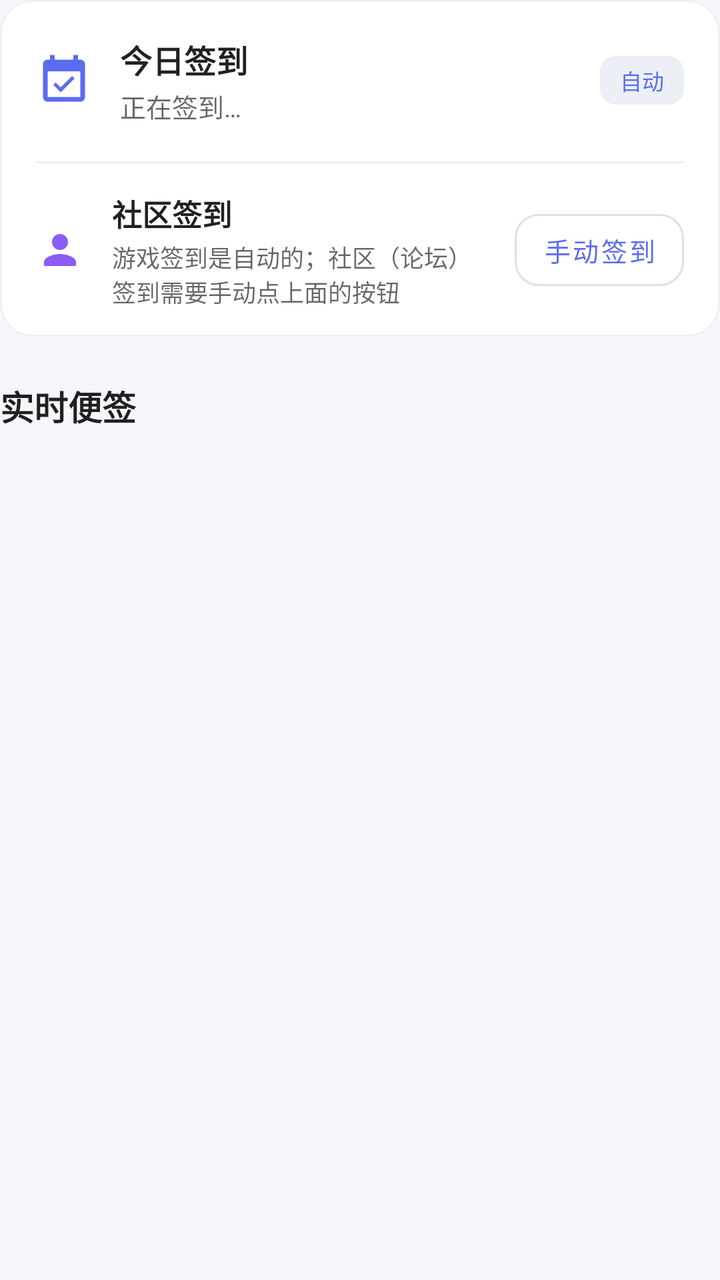
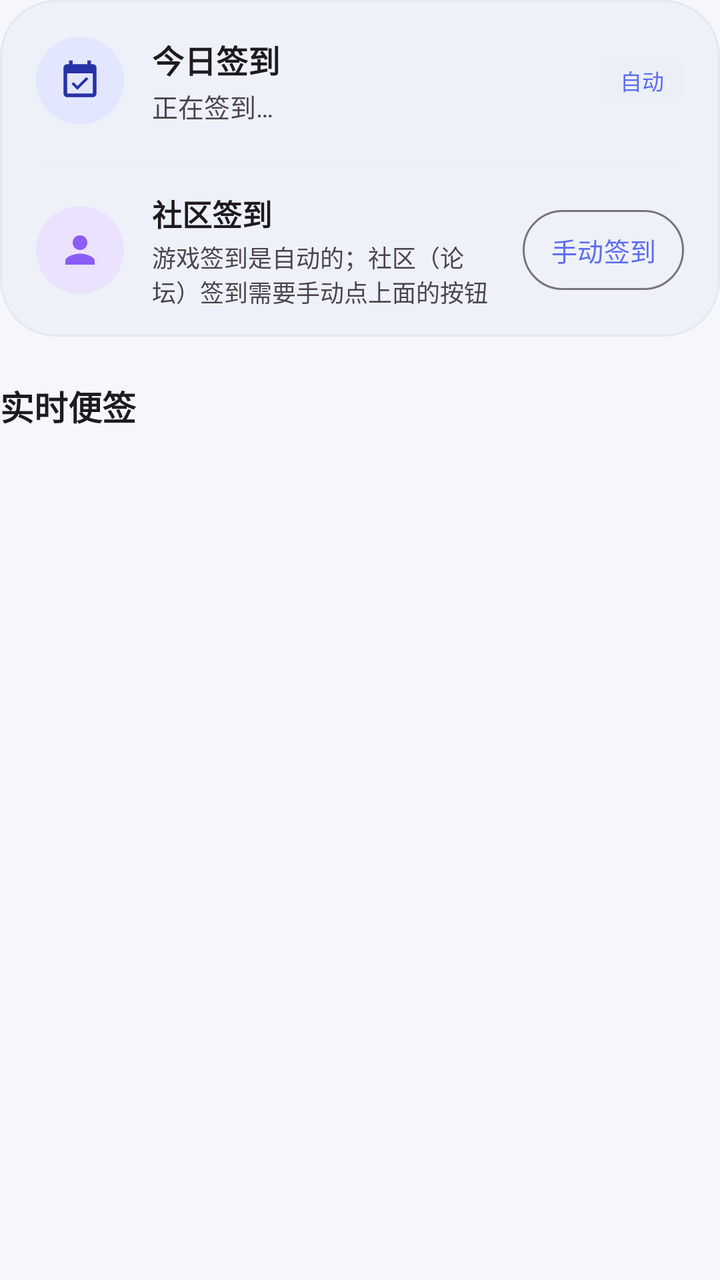

An Android layout rendered at two revisions. The XML below is the earlier revision; the diff shows what the commit changed to produce the second picture.
<!-- AndroidManifest.xml: application theme Theme.TravelerNote -->
<!-- res/layout/item_header.xml -->
<?xml version="1.0" encoding="utf-8"?>
<LinearLayout xmlns:android="http://schemas.android.com/apk/res/android"
    xmlns:app="http://schemas.android.com/apk/res-auto"
    android:layout_width="match_parent"
    android:layout_height="wrap_content"
    android:orientation="vertical">

    <com.google.android.material.card.MaterialCardView
        android:layout_width="match_parent"
        android:layout_height="wrap_content"
        app:cardBackgroundColor="?attr/colorSurface"
        app:cardCornerRadius="16dp"
        app:cardElevation="0dp"
        app:strokeColor="@color/divider"
        app:strokeWidth="1dp">

        <LinearLayout
            android:layout_width="match_parent"
            android:layout_height="wrap_content"
            android:orientation="vertical">

            
            <LinearLayout
                android:layout_width="match_parent"
                android:layout_height="wrap_content"
                android:gravity="center_vertical"
                android:orientation="horizontal"
                android:paddingStart="18dp"
                android:paddingEnd="18dp"
                android:paddingTop="18dp"
                android:paddingBottom="18dp">

                <ImageView
                    android:id="@+id/signIcon"
                    android:layout_width="28dp"
                    android:layout_height="28dp"
                    android:contentDescription="@string/sign_title"
                    android:src="@drawable/ic_sign"
                    app:tint="?attr/colorPrimary" />

                <LinearLayout
                    android:layout_width="0dp"
                    android:layout_height="wrap_content"
                    android:layout_marginStart="14dp"
                    android:layout_weight="1"
                    android:orientation="vertical">

                    <TextView
                        android:layout_width="wrap_content"
                        android:layout_height="wrap_content"
                        android:text="@string/sign_title"
                        android:textColor="?android:attr/textColorPrimary"
                        android:textSize="16sp"
                        android:textStyle="bold" />

                    <TextView
                        android:id="@+id/signStatus"
                        android:layout_width="wrap_content"
                        android:layout_height="wrap_content"
                        android:layout_marginTop="2dp"
                        android:text="@string/sign_waiting"
                        android:textColor="?android:attr/textColorSecondary"
                        android:textSize="13sp" />
                </LinearLayout>

                <TextView
                    android:layout_width="wrap_content"
                    android:layout_height="wrap_content"
                    android:background="@drawable/pill_bg"
                    android:paddingStart="10dp"
                    android:paddingTop="4dp"
                    android:paddingEnd="10dp"
                    android:paddingBottom="4dp"
                    android:text="@string/sign_auto_badge"
                    android:textColor="?attr/colorPrimary"
                    android:textSize="11sp" />
            </LinearLayout>

            <View
                android:layout_width="match_parent"
                android:layout_height="1dp"
                android:layout_marginStart="18dp"
                android:layout_marginEnd="18dp"
                android:background="@color/divider" />

            
            <LinearLayout
                android:layout_width="match_parent"
                android:layout_height="wrap_content"
                android:gravity="center_vertical"
                android:orientation="horizontal"
                android:paddingStart="18dp"
                android:paddingEnd="18dp"
                android:paddingTop="14dp"
                android:paddingBottom="14dp">

                <ImageView
                    android:layout_width="24dp"
                    android:layout_height="24dp"
                    android:contentDescription="@null"
                    android:src="@drawable/ic_characters"
                    app:tint="@color/expedition" />

                <LinearLayout
                    android:layout_width="0dp"
                    android:layout_height="wrap_content"
                    android:layout_marginStart="14dp"
                    android:layout_weight="1"
                    android:orientation="vertical">

                    <TextView
                        android:layout_width="wrap_content"
                        android:layout_height="wrap_content"
                        android:text="@string/community_sign"
                        android:textColor="?android:attr/textColorPrimary"
                        android:textSize="15sp"
                        android:textStyle="bold" />

                    <TextView
                        android:id="@+id/communityStatus"
                        android:layout_width="match_parent"
                        android:layout_height="wrap_content"
                        android:layout_marginTop="2dp"
                        android:text="@string/community_sign_hint"
                        android:textColor="?android:attr/textColorSecondary"
                        android:textSize="12sp" />
                </LinearLayout>

                <com.google.android.material.button.MaterialButton
                    android:id="@+id/communityBtn"
                    style="@style/Widget.MaterialComponents.Button.OutlinedButton"
                    android:layout_width="wrap_content"
                    android:layout_height="wrap_content"
                    android:layout_marginStart="10dp"
                    android:minWidth="0dp"
                    android:paddingStart="14dp"
                    android:paddingEnd="14dp"
                    android:text="@string/community_sign_action"
                    android:textSize="13sp"
                    app:cornerRadius="12dp" />
            </LinearLayout>
        </LinearLayout>
    </com.google.android.material.card.MaterialCardView>

    <TextView
        android:layout_width="wrap_content"
        android:layout_height="wrap_content"
        android:layout_marginTop="22dp"
        android:text="@string/note_section"
        android:textColor="?android:attr/textColorPrimary"
        android:textSize="17sp"
        android:textStyle="bold" />
</LinearLayout>
<!-- resources referenced by this layout -->
<resources>
  <color name="divider">#ECEFF5</color>
  <color name="expedition">#8B5CF6</color>
  <!-- drawable ic_characters (drawable) -->
  <?xml version="1.0" encoding="utf-8"?>
  <vector xmlns:android="http://schemas.android.com/apk/res/android"
      android:width="24dp"
      android:height="24dp"
      android:viewportWidth="24"
      android:viewportHeight="24">
      <path
          android:fillColor="#FFFFFFFF"
          android:pathData="M12,12c2.21,0 4,-1.79 4,-4s-1.79,-4 -4,-4 -4,1.79 -4,4 1.79,4 4,4zM12,14c-2.67,0 -8,1.34 -8,4v2h16v-2c0,-2.66 -5.33,-4 -8,-4z" />
  </vector>
  <!-- drawable pill_bg (drawable) -->
  <?xml version="1.0" encoding="utf-8"?>
  <shape xmlns:android="http://schemas.android.com/apk/res/android"
      android:shape="rectangle">
      <solid android:color="@color/divider" />
      <corners android:radius="8dp" />
  </shape>
  <string name="community_sign">社区签到</string>
  <string name="community_sign_action">手动签到</string>
  <string name="community_sign_hint">游戏签到是自动的；社区（论坛）签到需要手动点上面的按钮</string>
  <string name="note_section">实时便签</string>
  <string name="sign_auto_badge">自动</string>
  <string name="sign_title">今日签到</string>
  <string name="sign_waiting">正在签到…</string>
  <style name="Theme.TravelerNote" parent="Theme.MaterialComponents.DayNight.NoActionBar">
          <item name="colorPrimary">@color/accent_blue</item>
          <item name="colorPrimaryVariant">@color/primary_dark</item>
          <item name="colorOnPrimary">@color/on_primary</item>
          <item name="colorSecondary">@color/accent_blue</item>
          <item name="colorSecondaryVariant">@color/primary_dark</item>
          <item name="colorOnSecondary">@color/on_primary</item>
          <item name="android:windowBackground">@color/background</item>
          <item name="android:statusBarColor">@android:color/transparent</item>
          <item name="android:navigationBarColor">@android:color/transparent</item>
          <item name="android:windowLightStatusBar">true</item>
          <item name="android:windowLightNavigationBar">true</item>
          <item name="android:windowLayoutInDisplayCutoutMode">shortEdges</item>
      </style>
  <color name="accent_blue">#5B6CF0</color>
  <color name="primary_dark">#4456C8</color>
  <color name="on_primary">#FFFFFF</color>
  <color name="background">#F6F7FB</color>
  <!-- unchanged entries left out for length: 1 -->
</resources>

<!-- the commit's change to res/layout/item_header.xml (unified diff, before → after) -->
@@ -8,11 +8,9 @@
     <com.google.android.material.card.MaterialCardView
         android:layout_width="match_parent"
         android:layout_height="wrap_content"
-        app:cardBackgroundColor="?attr/colorSurface"
-        app:cardCornerRadius="16dp"
-        app:cardElevation="0dp"
-        app:strokeColor="@color/divider"
-        app:strokeWidth="1dp">
+        app:cardBackgroundColor="?attr/colorSurfaceContainerHigh"
+        app:cardCornerRadius="28dp"
+        app:cardElevation="0dp">
 
         <LinearLayout
             android:layout_width="match_parent"
@@ -30,13 +28,24 @@
                 android:paddingTop="18dp"
                 android:paddingBottom="18dp">
 
-                <ImageView
-                    android:id="@+id/signIcon"
-                    android:layout_width="28dp"
-                    android:layout_height="28dp"
-                    android:contentDescription="@string/sign_title"
-                    android:src="@drawable/ic_sign"
-                    app:tint="?attr/colorPrimary" />
+                
+                <FrameLayout
+                    android:layout_width="44dp"
+                    android:layout_height="44dp"
+                    android:background="@drawable/shape_circle_icon_background"
+                    android:backgroundTint="?attr/colorPrimaryContainer"
+                    android:backgroundTintMode="src_in">
+
+                    <ImageView
+                        android:id="@+id/signIcon"
+                        android:layout_width="22dp"
+                        android:layout_height="22dp"
+                        android:layout_gravity="center"
+                        android:contentDescription="@string/sign_title"
+                        android:src="@drawable/ic_sign"
+                        app:tint="?attr/colorOnPrimaryContainer"
+                        app:tintMode="src_in" />
+                </FrameLayout>
 
                 <LinearLayout
                     android:layout_width="0dp"
@@ -94,12 +103,22 @@
                 android:paddingTop="14dp"
                 android:paddingBottom="14dp">
 
-                <ImageView
-                    android:layout_width="24dp"
-                    android:layout_height="24dp"
-                    android:contentDescription="@null"
-                    android:src="@drawable/ic_characters"
-                    app:tint="@color/expedition" />
+                <FrameLayout
+                    android:layout_width="44dp"
+                    android:layout_height="44dp"
+                    android:background="@drawable/shape_circle_icon_background"
+                    android:backgroundTint="@color/primary_container_purple"
+                    android:backgroundTintMode="src_in">
+
+                    <ImageView
+                        android:layout_width="22dp"
+                        android:layout_height="22dp"
+                        android:layout_gravity="center"
+                        android:contentDescription="@null"
+                        android:src="@drawable/ic_characters"
+                        app:tint="@color/expedition"
+                        app:tintMode="src_in" />
+                </FrameLayout>
 
                 <LinearLayout
                     android:layout_width="0dp"
@@ -128,7 +147,7 @@
 
                 <com.google.android.material.button.MaterialButton
                     android:id="@+id/communityBtn"
-                    style="@style/Widget.MaterialComponents.Button.OutlinedButton"
+                    style="@style/Widget.Material3.Button.OutlinedButton"
                     android:layout_width="wrap_content"
                     android:layout_height="wrap_content"
                     android:layout_marginStart="10dp"
@@ -137,7 +156,7 @@
                     android:paddingEnd="14dp"
                     android:text="@string/community_sign_action"
                     android:textSize="13sp"
-                    app:cornerRadius="12dp" />
+                    app:cornerRadius="20dp" />
             </LinearLayout>
         </LinearLayout>
     </com.google.android.material.card.MaterialCardView>
<!-- resource entries referenced after the edit -->
@@ -2,6 +2,7 @@
 <resources>
   <color name="divider">#ECEFF5</color>
   <color name="expedition">#8B5CF6</color>
+  <color name="primary_container_purple">#EAE2FF</color>
   <!-- drawable ic_characters (drawable) -->
   <?xml version="1.0" encoding="utf-8"?>
   <vector xmlns:android="http://schemas.android.com/apk/res/android"
@@ -20,6 +21,17 @@
       <solid android:color="@color/divider" />
       <corners android:radius="8dp" />
   </shape>
+  <!-- drawable shape_circle_icon_background (drawable) -->
+  <?xml version="1.0" encoding="utf-8"?>
+  <shape xmlns:android="http://schemas.android.com/apk/res/android"
+      android:shape="oval">
+      <solid android:color="@android:color/white" />
+      <padding
+          android:bottom="0dp"
+          android:left="0dp"
+          android:right="0dp"
+          android:top="0dp" />
+  </shape>
   <string name="community_sign">社区签到</string>
   <string name="community_sign_action">手动签到</string>
   <string name="community_sign_hint">游戏签到是自动的；社区（论坛）签到需要手动点上面的按钮</string>
@@ -27,13 +39,24 @@
   <string name="sign_auto_badge">自动</string>
   <string name="sign_title">今日签到</string>
   <string name="sign_waiting">正在签到…</string>
-  <style name="Theme.TravelerNote" parent="Theme.MaterialComponents.DayNight.NoActionBar">
+  <style name="Theme.TravelerNote" parent="Theme.Material3.DayNight.NoActionBar">
           <item name="colorPrimary">@color/accent_blue</item>
-          <item name="colorPrimaryVariant">@color/primary_dark</item>
           <item name="colorOnPrimary">@color/on_primary</item>
+          <item name="colorPrimaryContainer">@color/primary_container_blue</item>
+          <item name="colorOnPrimaryContainer">@color/on_primary_container_blue</item>
           <item name="colorSecondary">@color/accent_blue</item>
-          <item name="colorSecondaryVariant">@color/primary_dark</item>
           <item name="colorOnSecondary">@color/on_primary</item>
+          <item name="colorSecondaryContainer">@color/secondary_container</item>
+          <item name="colorOnSecondaryContainer">@color/on_secondary_container</item>
+  
+          <item name="colorSurface">@color/surface</item>
+          <item name="colorOnSurface">@color/on_surface</item>
+          <item name="colorSurfaceVariant">@color/surface_container</item>
+          <item name="colorOnSurfaceVariant">@color/on_surface_variant</item>
+          <item name="colorSurfaceContainer">@color/surface_container</item>
+          <item name="colorSurfaceContainerHigh">@color/surface_container_high</item>
+          <item name="colorOutlineVariant">@color/outline_variant</item>
+  
           <item name="android:windowBackground">@color/background</item>
           <item name="android:statusBarColor">@android:color/transparent</item>
           <item name="android:navigationBarColor">@android:color/transparent</item>
@@ -42,8 +65,17 @@
           <item name="android:windowLayoutInDisplayCutoutMode">shortEdges</item>
       </style>
   <color name="accent_blue">#5B6CF0</color>
-  <color name="primary_dark">#4456C8</color>
   <color name="on_primary">#FFFFFF</color>
+  <color name="primary_container_blue">#E2E7FF</color>
+  <color name="on_primary_container_blue">#2732A8</color>
+  <color name="secondary_container">#EBEEF6</color>
+  <color name="on_secondary_container">#2A3242</color>
+  <color name="surface">#FFFFFF</color>
+  <color name="on_surface">#1F2430</color>
+  <color name="surface_container">#F7F8FC</color>
+  <color name="on_surface_variant">#7C8698</color>
+  <color name="surface_container_high">#EFF1F8</color>
+  <color name="outline_variant">#E4E8F1</color>
   <color name="background">#F6F7FB</color>
   <!-- unchanged entries left out for length: 1 -->
 </resources>
